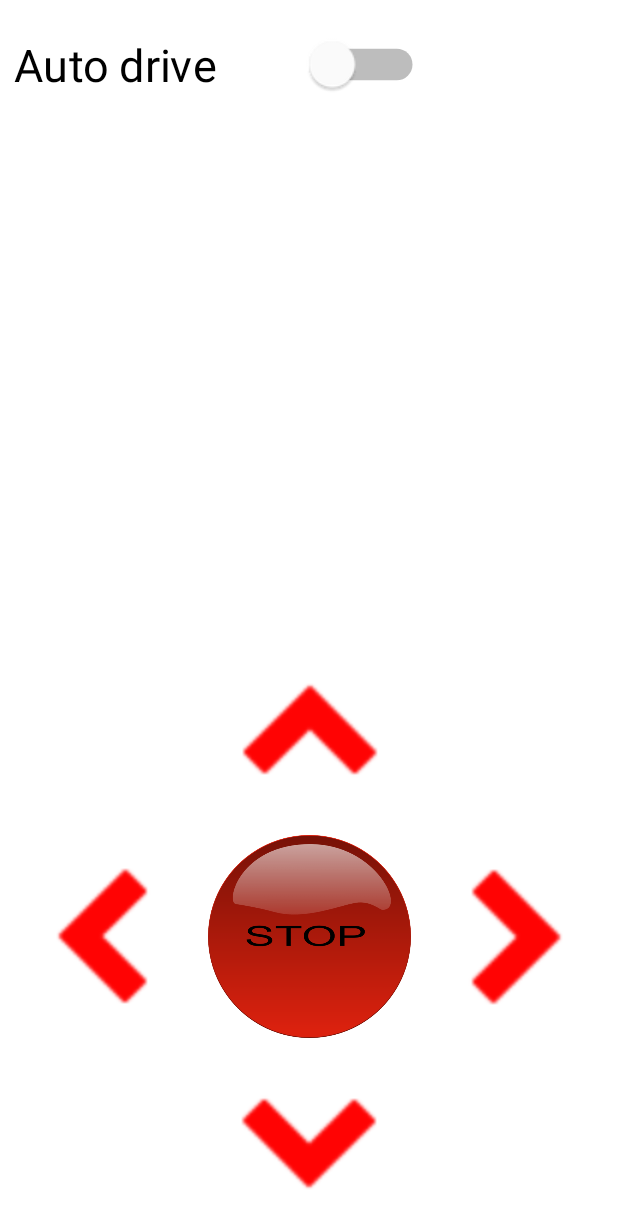
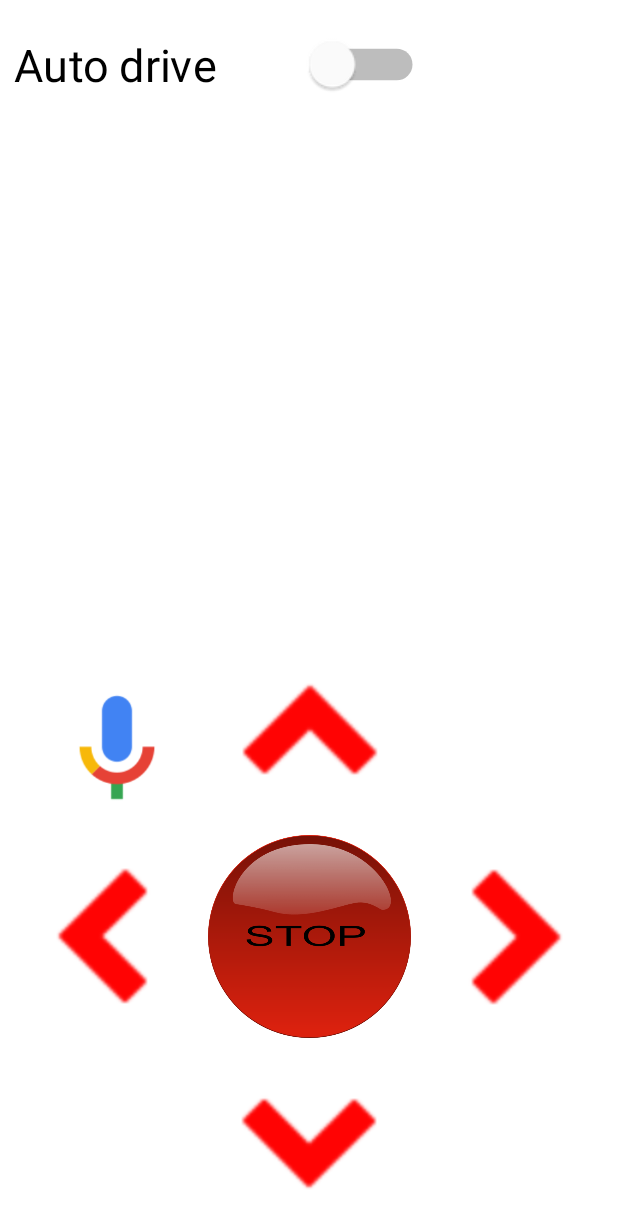
Before and after one commit to DIT113-V22/group-17, an Android app: the screen it shows after launch (MainActivity), on a phone screen of 412 x 824 dp. Shown: the top 1228 px of the screen. Run offline under Robolectric (Android 15) with nearby library versions, the phone set to English and light mode, and no system bars; libraries missing offline, so code that uses them is left out: org.eclipse.paho; 2 statements that could not run were skipped.

Commit message:
Voice commands
Implements #22

Implemented simple voice commands for turning left/right, going forward/backward and stopping. When the voice command goes through the voice navigator will give the appropriate response. If the user says "go forward" and the command goes through, the navigator will say "going forward" and so on.

```diff
--- a/SmartCarApp/app/src/main/res/layout/activity_main.xml
+++ b/SmartCarApp/app/src/main/res/layout/activity_main.xml
@@ -25,10 +25,10 @@
         android:layout_width="135dp"
         android:layout_height="135dp"
         android:background="@android:color/transparent"
+        android:foreground="?attr/selectableItemBackgroundBorderless"
         android:onClick="forward"
         android:rotation="90"
         android:text=""
-        android:foreground="?attr/selectableItemBackgroundBorderless"
         app:backgroundTint="@android:color/transparent"
         app:icon="@drawable/icons8_chevron_left_50"
         app:iconSize="100dp"
@@ -47,10 +47,10 @@
         android:layout_width="135dp"
         android:layout_height="135dp"
         android:background="@android:color/transparent"
+        android:foreground="?attr/selectableItemBackgroundBorderless"
         android:onClick="turnLeft"
         android:text=""
         app:backgroundTint="@android:color/transparent"
-        android:foreground="?attr/selectableItemBackgroundBorderless"
         app:icon="@drawable/icons8_chevron_left_50"
         app:iconSize="100dp"
         app:iconTint="@color/Red_tester"
@@ -137,4 +137,17 @@
         app:layout_constraintStart_toStartOf="parent"
         app:layout_constraintTop_toTopOf="parent" />
 
+    <ImageView
+        android:id="@+id/speechMic"
+        android:layout_width="96dp"
+        android:layout_height="86dp"
+        android:clickable="true"
+        app:layout_constraintBottom_toTopOf="@+id/turnLeft"
+        app:layout_constraintEnd_toStartOf="@+id/forward"
+        app:layout_constraintHorizontal_bias="0.703"
+        app:layout_constraintStart_toStartOf="parent"
+        app:layout_constraintTop_toBottomOf="@+id/imageView"
+        app:layout_constraintVertical_bias="0.838"
+        app:srcCompat="@drawable/google_voice" />
+
 </androidx.constraintlayout.widget.ConstraintLayout>
```
Also changed, not shown: SmartCarApp/app/src/main/java/com/example/smartcarapp/MainActivity.java (+86 -16 lines), SmartCarApp/app/src/main/java/com/example/smartcarapp/MultiThread.java (added, +35 -0 lines), SmartCarApp/app/src/main/AndroidManifest.xml (line endings or trailing spaces), SmartCarApp/app/src/main/res/drawable/google_voice.png (added), SmartCarApp/app/src/main/res/drawable/microphone.png (added), 1 other file.
